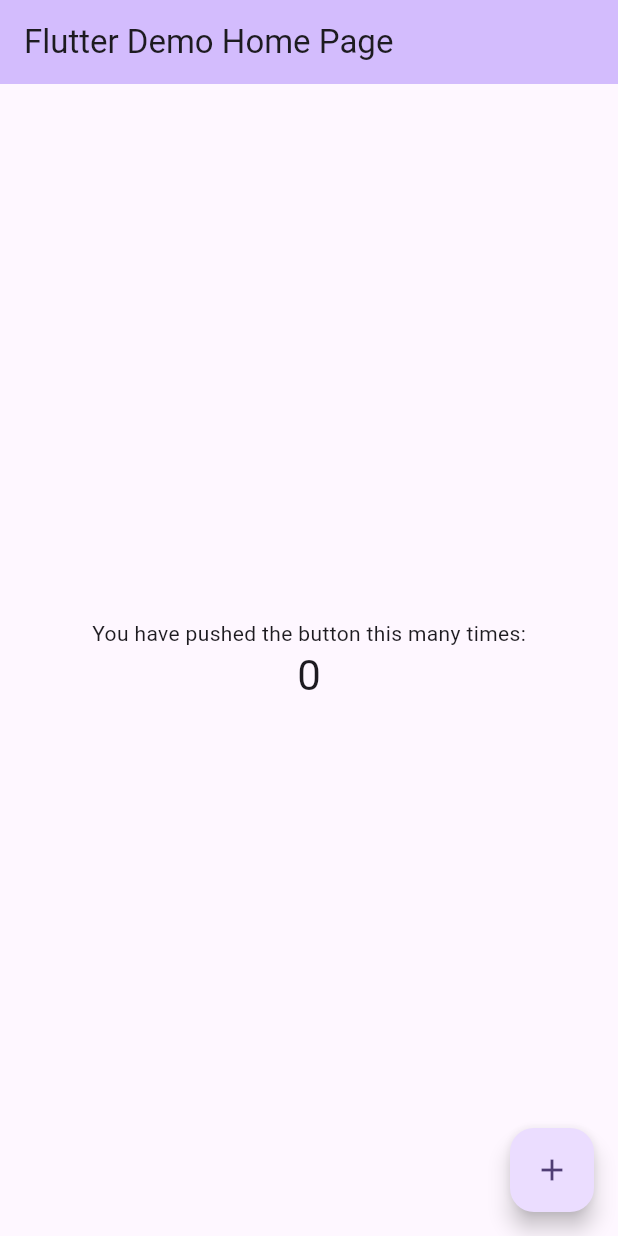
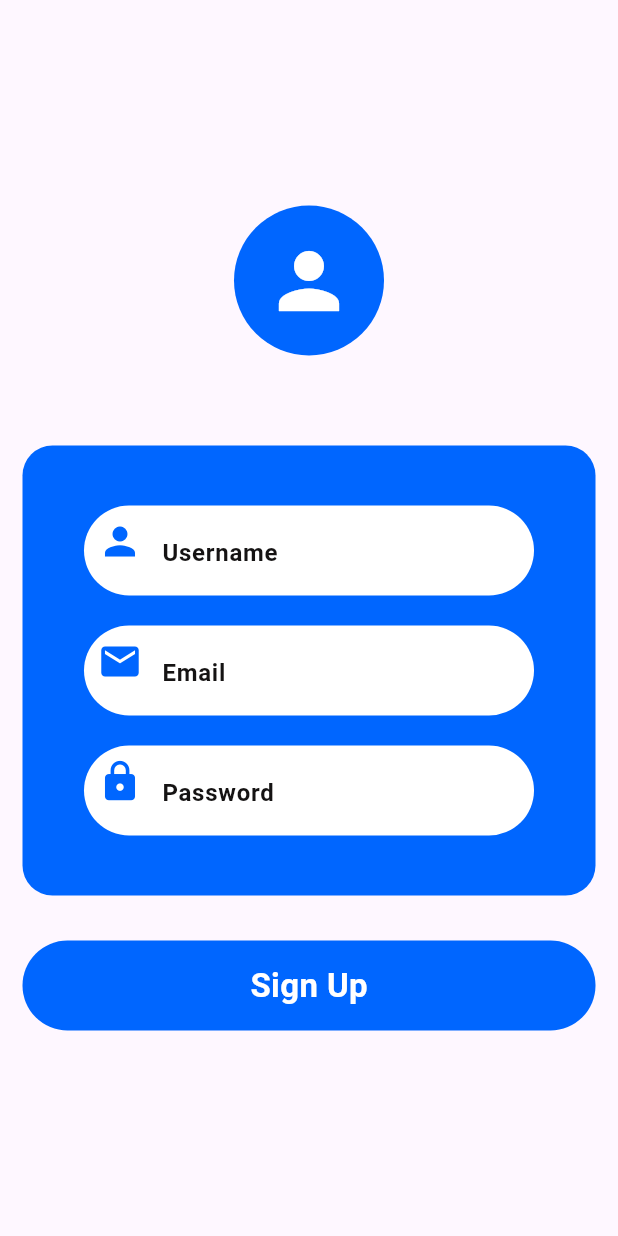
Before and after one commit to Md-sourov-hasan/LWN_E_COMARCE, a Flutter app: the screen it shows after launch, on a phone screen of 412 x 824 dp. Run offline on Flutter 3.47's test engine with Material 3 defaults, Android fonts, the light colour scheme and no system bars; our stand-ins replace get; Roboto replaces fonts that are missing (GooleSans).

Commit message:
lwn ecomarce1

```diff
--- /dev/null
+++ b/lib/const/base_url.dart
@@ -0,0 +1,4 @@
+
+class BaseUrl {
+  static const String baseUrl = "https://fakestoreapi.com/";
+}
--- a/lib/controller/auth_controller.dart
+++ b/lib/controller/auth_controller.dart
@@ -0,0 +1,19 @@
+import 'package:ecomarce1/services/auth_services.dart';
+import 'package:get/get.dart';
+import 'package:http/http.dart' as http;
+class AuthController extends GetxController {
+AuthServices authServices=AuthServices();
+signUpUser(String username, String email, String password)async{
+  try{
+    http.Response response= await authServices.signUpUser(username, email, password);
+    if(response.statusCode==200 || response.statusCode==201){
+      print("sign up successful");
+    }
+    else{
+      print("sign up failed ${response.statusCode}");
+    }
+  }catch(e){
+    print("sign up error $e");
+  }
+}
+}
--- a/lib/main.dart
+++ b/lib/main.dart
@@ -1,4 +1,7 @@
+import 'package:ecomarce1/screens/auth/signup_screens.dart';
 import 'package:flutter/material.dart';
+import 'package:get/get.dart';
+import 'package:get/get_core/get_core.dart';
 
 void main() {
   runApp(const MyApp());
@@ -7,116 +10,11 @@ void main() {
 class MyApp extends StatelessWidget {
   const MyApp({super.key});
 
-  // This widget is the root of your application.
   @override
   Widget build(BuildContext context) {
-    return MaterialApp(
-      title: 'Flutter Demo',
-      theme: ThemeData(
-        // This is the theme of your application.
-        //
-        // TRY THIS: Try running your application with "flutter run". You'll see
-        // the application has a purple toolbar. Then, without quitting the app,
-        // try changing the seedColor in the colorScheme below to Colors.green
-        // and then invoke "hot reload" (save your changes or press the "hot
-        // reload" button in a Flutter-supported IDE, or press "r" if you used
-        // the command line to start the app).
-        //
-        // Notice that the counter didn't reset back to zero; the application
-        // state is not lost during the reload. To reset the state, use hot
-        // restart instead.
-        //
-        // This works for code too, not just values: Most code changes can be
-        // tested with just a hot reload.
-        colorScheme: .fromSeed(seedColor: Colors.deepPurple),
-      ),
-      home: const MyHomePage(title: 'Flutter Demo Home Page'),
+    return GetMaterialApp(
+      debugShowCheckedModeBanner: false,
+      home: SignupScreens(),
     );
   }
 }
-
-class MyHomePage extends StatefulWidget {
-  const MyHomePage({super.key, required this.title});
-
-  // This widget is the home page of your application. It is stateful, meaning
-  // that it has a State object (defined below) that contains fields that affect
-  // how it looks.
-
-  // This class is the configuration for the state. It holds the values (in this
-  // case the title) provided by the parent (in this case the App widget) and
-  // used by the build method of the State. Fields in a Widget subclass are
-  // always marked "final".
-
-  final String title;
-
-  @override
-  State<MyHomePage> createState() => _MyHomePageState();
-}
-
-class _MyHomePageState extends State<MyHomePage> {
-  int _counter = 0;
-
-  void _incrementCounter() {
-    setState(() {
-      // This call to setState tells the Flutter framework that something has
-      // changed in this State, which causes it to rerun the build method below
-      // so that the display can reflect the updated values. If we changed
-      // _counter without calling setState(), then the build method would not be
-      // called again, and so nothing would appear to happen.
-      _counter++;
-    });
-  }
-
-  @override
-  Widget build(BuildContext context) {
-    // This method is rerun every time setState is called, for instance as done
-    // by the _incrementCounter method above.
-    //
-    // The Flutter framework has been optimized to make rerunning build methods
-    // fast, so that you can just rebuild anything that needs updating rather
-    // than having to individually change instances of widgets.
-    return Scaffold(
-      appBar: AppBar(
-        // TRY THIS: Try changing the color here to a specific color (to
-        // Colors.amber, perhaps?) and trigger a hot reload to see the AppBar
-        // change color while the other colors stay the same.
-        backgroundColor: Theme.of(context).colorScheme.inversePrimary,
-        // Here we take the value from the MyHomePage object that was created by
-        // the App.build method, and use it to set our appbar title.
-        title: Text(widget.title),
-      ),
-      body: Center(
-        // Center is a layout widget. It takes a single child and positions it
-        // in the middle of the parent.
-        child: Column(
-          // Column is also a layout widget. It takes a list of children and
-          // arranges them vertically. By default, it sizes itself to fit its
-          // children horizontally, and tries to be as tall as its parent.
-          //
-          // Column has various properties to control how it sizes itself and
-          // how it positions its children. Here we use mainAxisAlignment to
-          // center the children vertically; the main axis here is the vertical
-          // axis because Columns are vertical (the cross axis would be
-          // horizontal).
-          //
-          // TRY THIS: Invoke "debug painting" (choose the "Toggle Debug Paint"
-          // action in the IDE, or press "p" in the console), to see the
-          // wireframe for each widget.
-          mainAxisAlignment: .center,
-          children: [
-            const Text('You have pushed the button this many times:'),
-            Text(
-              '$_counter',
-              style: Theme.of(context).textTheme.headlineMedium,
-            ),
-          ],
-        ),
-      ),
-      floatingActionButton: FloatingActionButton(
-        onPressed: _incrementCounter,
-        tooltip: 'Increment',
-        child: const Icon(Icons.add),
-      ),
-    );
-  }
-}
--- a/lib/screens/auth/signup_screens.dart
+++ b/lib/screens/auth/signup_screens.dart
@@ -0,0 +1,135 @@
+import 'package:ecomarce1/const/all_colors.dart';
+import 'package:ecomarce1/const/all_styles.dart';
+import 'package:ecomarce1/controller/auth_controller.dart';
+import 'package:ecomarce1/widgets/custom_button.dart';
+import 'package:flutter/material.dart';
+import 'package:get/get.dart';
+import 'package:get/get_core/src/get_main.dart';
+
+class SignupScreens extends StatelessWidget {
+  SignupScreens({super.key});
+  AuthController authController=Get.put(AuthController());
+TextEditingController userNameController=TextEditingController();
+TextEditingController emailController=TextEditingController();
+TextEditingController passwordController=TextEditingController();
+  @override
+  Widget build(BuildContext context) {
+    return Scaffold(
+      // resizeToAvoidBottomInset: false,
+        body: SingleChildScrollView(
+          child: Container(
+            padding: EdgeInsets.all(15),
+            width: Get.width,
+            height: Get.height,
+              child: Column(
+                mainAxisAlignment: MainAxisAlignment.center,
+                crossAxisAlignment: CrossAxisAlignment.center,
+                  children: [
+                    CircleAvatar(
+                      backgroundColor: AllColors.primaryColor,
+                      radius: 50,
+                      child: Icon(Icons.person, size: 60,
+                      color: AllColors.whiteColor,
+                      ),
+                    ),
+                    SizedBox(height: 60,),
+                    Container(
+                      height: 300,
+                      width: Get.width,
+                      decoration: BoxDecoration(
+                        color:  AllColors.primaryColor,
+                        borderRadius: BorderRadius.circular(20),
+                      ),
+                      child: Column(
+                        mainAxisAlignment: MainAxisAlignment.center,
+                        crossAxisAlignment: CrossAxisAlignment.center,
+                        children: [
+                          Container(
+                            height: 60,
+                            width: 300,
+                            decoration: BoxDecoration(
+                              color: AllColors.whiteColor,
+                              borderRadius: BorderRadius.circular(500),
+                            ),
+                            child: TextField(
+                              controller: userNameController,
+                              decoration: InputDecoration(
+                                border: InputBorder.none,
+                                contentPadding: EdgeInsets.only(left: 15, top: 20,),
+                                hintText: "Username",
+                                hintStyle:AllStyles.titleStyle,
+                                prefixIcon: Icon(Icons.person, color: AllColors.primaryColor, size: 30,),
+                              ),
+                            ),
+                          ),
+                          SizedBox(height: 20,),
+                          Container(
+                            height: 60,
+                            width: 300,
+                            decoration: BoxDecoration(
+                              color: AllColors.whiteColor,
+                              borderRadius: BorderRadius.circular(500),
+                            ),
+                            child: TextField(
+                              controller: emailController,
+                              keyboardType: TextInputType.emailAddress,
+                              decoration: InputDecoration(
+                                border: InputBorder.none,
+                                contentPadding: EdgeInsets.only(left: 15, top: 20,),
+                                hintText: "Email",
+                                hintStyle:AllStyles.titleStyle,
+                                prefixIcon: Icon(Icons.email, color: AllColors.primaryColor, size: 30,),
+                              ),
+                            ),
+                          ),
+                          SizedBox(height: 20,),
+                          Container(
+                            height: 60,
+                            width: 300,
+                            decoration: BoxDecoration(
+                              color: AllColors.whiteColor,
+                              borderRadius: BorderRadius.circular(500),
+                            ),
+                            child: TextField(
+                              controller: passwordController,
+                              decoration: InputDecoration(
+                                border: InputBorder.none,
+                                contentPadding: EdgeInsets.only(left: 15, top: 20,),
+                                hintText: "Password",
+                                hintStyle:AllStyles.titleStyle,
+                                prefixIcon: Icon(Icons.lock, color: AllColors.primaryColor, size: 30,),
+                              ),
+                            ),
+                          ),
+                        ],
+                      ),
+                    ),
+                    SizedBox(height: 30,),
+                    CustomButton(
+
+                      height:60,
+                       width: Get.width,
+                        label: "Sign Up",
+                         color: AllColors.primaryColor,
+                         labelColor: AllColors.whiteColor,
+                          onTap: (){
+                            if(userNameController.text.isEmpty &&
+                            emailController.text.isNotEmpty&&
+                             passwordController.text.isNotEmpty){
+                              Get.snackbar("Error", "Please enter username");
+                              return;
+                             }
+                            authController.signUpUser(
+                              userNameController.text,
+                              emailController.text,
+                              passwordController.text,
+                            );
+                          },
+                          ),
+                  ],
+              ),
+          ),
+        ),
+    );
+  }
+}
--- a/lib/services/auth_services.dart
+++ b/lib/services/auth_services.dart
@@ -0,0 +1,25 @@
+import 'dart:convert';
+
+import 'package:ecomarce1/const/base_url.dart';
+import 'package:http/http.dart' as http;
+
+class AuthServices {
+
+ Future <http.Response> signUpUser(
+    String username,
+    String email,
+    String password,
+  )async{
+     String urle="${BaseUrl.baseUrl}users";
+     Map body={
+      'username':username,
+      'email':email,
+      'password':password,
+     };
+  http.Response response= await http.post(
+    Uri.parse(urle),
+    body: json.encode(body),
+  );
+  return response;
+}
+}
--- /dev/null
+++ b/lib/widgets/custom_button.dart
@@ -0,0 +1,43 @@
+import 'package:ecomarce1/const/all_colors.dart';
+import 'package:ecomarce1/const/all_sizes.dart';
+import 'package:flutter/material.dart';
+
+class CustomButton extends StatelessWidget {
+  double height;
+  double width;
+  String label;
+  Color  ? labelColor=AllColors.darkColor;
+  Color color;
+  VoidCallback onTap;
+   CustomButton({super.key,
+   required this.height,
+    required this.width,
+     required this.label,
+       this.labelColor,
+       required this.color,
+        required this.onTap});
+
+  @override
+  Widget build(BuildContext context) {
+    return InkWell(
+      onTap: onTap,
+      child: Container(
+        height: height,
+        width: width,
+        decoration: BoxDecoration(
+          color: color,
+          borderRadius: BorderRadius.circular(60),
+        ),
+        child: Center(
+          child: Text(label,
+          style: TextStyle(
+            color: labelColor,
+            fontSize:AllSizes.large,
+            fontWeight: FontWeight.bold,
+          ),
+          ),
+        ),
+      ),
+    );
+  }
+}
--- a/pubspec.yaml
+++ b/pubspec.yaml
@@ -34,6 +34,8 @@ dependencies:
   # The following adds the Cupertino Icons font to your application.
   # Use with the CupertinoIcons class for iOS style icons.
   cupertino_icons: ^1.0.8
+  get: ^4.7.3
+  http: ^1.6.0
 
 dev_dependencies:
   flutter_test:
```
Also changed, not shown: pubspec.lock.
